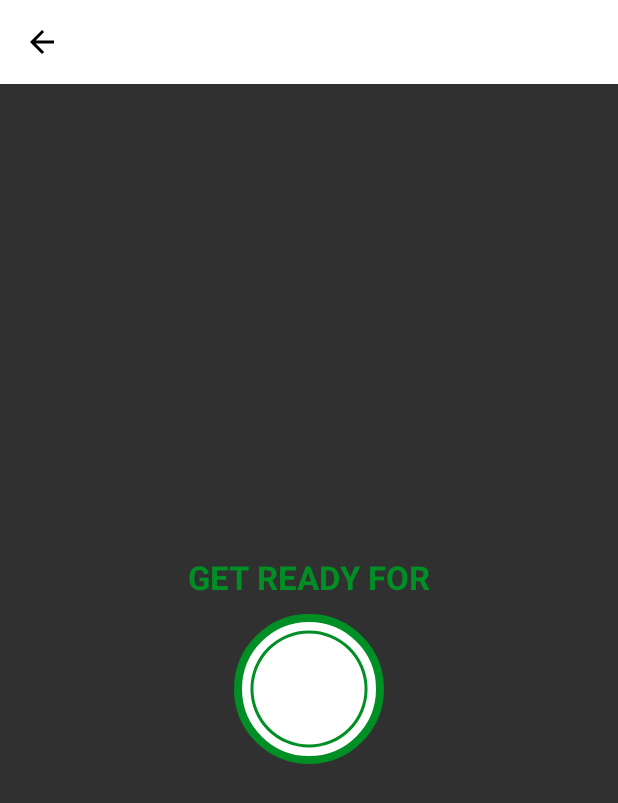
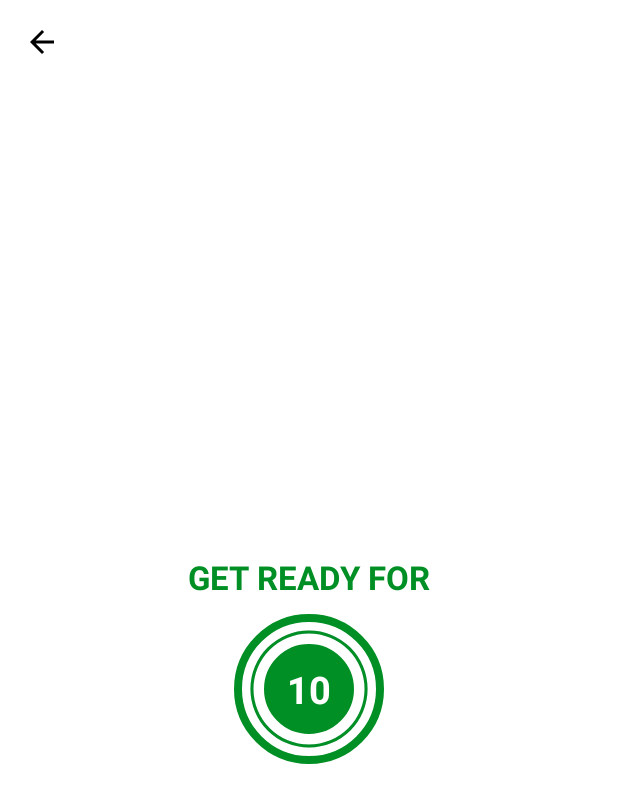
Before and after one commit to danielvportlandia/7MinuteWorkout, an Android app: the ExerciseActivity screen opened directly, with no data from a screen before it, on a phone screen of 412 x 824 dp. Shown: the top 803 px of the screen. Run offline under Robolectric (Android 15) with nearby library versions, the phone set to English and light mode, and no system bars.

Commit message:
fixes countdown UI

```diff
--- a/app/src/main/res/drawable/circular_progress_gray.xml
+++ b/app/src/main/res/drawable/circular_progress_gray.xml
@@ -4,7 +4,7 @@
         <shape android:shape="ring"
             android:innerRadiusRatio="2.7"
             android:thicknessRatio="50.0"
-            android:useLevel="true">
+            android:useLevel="false">
             <solid android:color="#D4DEE7" />
         </shape>
     </item>
--- a/app/src/main/res/drawable/item_circular_color_accent_background.xml
+++ b/app/src/main/res/drawable/item_circular_color_accent_background.xml
@@ -3,5 +3,5 @@
     android:shape="oval"
     >
     <stroke android:width="5dp" android:color="@color/colorAccent" />
-    <solid android:color="@color/colorWhite" />
+    <solid android:color="@color/colorAccent" />
 </shape>
--- a/app/src/main/res/layout/activity_exercise.xml
+++ b/app/src/main/res/layout/activity_exercise.xml
@@ -6,6 +6,7 @@
     android:layout_height="match_parent"
     tools:context=".ExerciseActivity"
     android:orientation="vertical"
+    android:background="@color/colorWhite"
     >
 
     <androidx.appcompat.widget.Toolbar
@@ -53,6 +54,23 @@
                 android:progressDrawable="@drawable/circular_progress_bar"
                 android:rotation="-90" />
 
+            <LinearLayout
+                android:layout_width="60dp"
+                android:layout_height="60dp"
+                android:layout_gravity="center"
+                android:background="@drawable/item_circular_color_accent_background"
+                android:gravity="center">
+                <TextView
+                    android:id="@+id/tvTimer"
+                    android:layout_width="wrap_content"
+                    android:layout_height="wrap_content"
+                    android:textColor="#FFFFFF"
+                    android:textSize="25sp"
+                    android:textStyle="bold"
+                    android:text="10" />
+            </LinearLayout>
+
+
         </FrameLayout>
 
     </LinearLayout>
```
